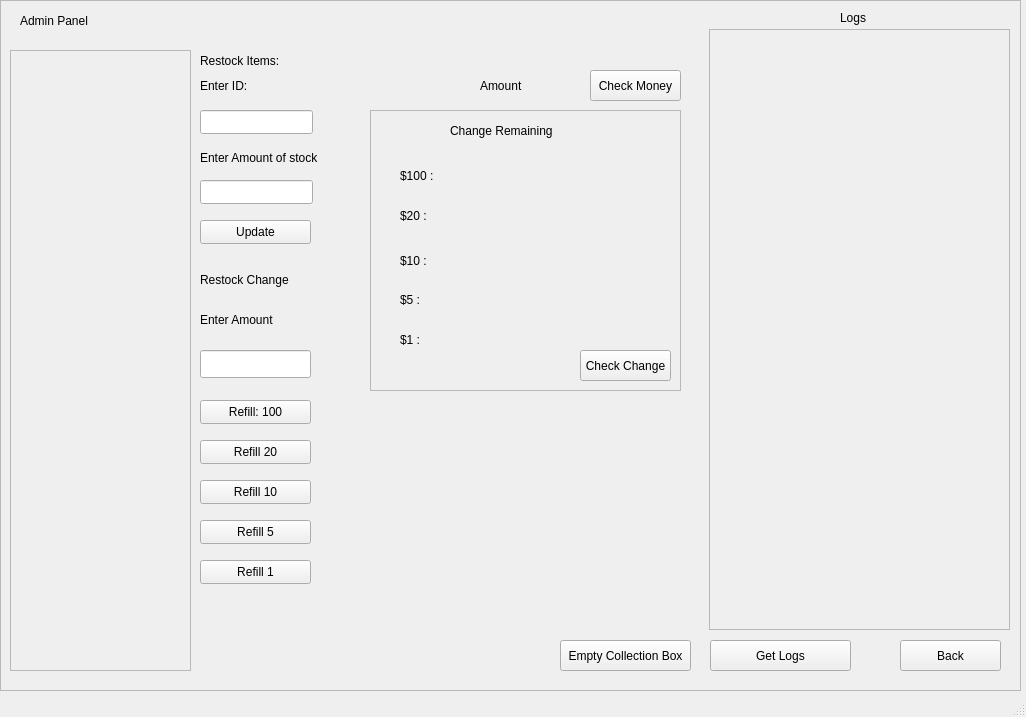
notn0xys/KMITL-YR1, file OOP/VendingMachine/adminpanel.ui: the form before one commit.
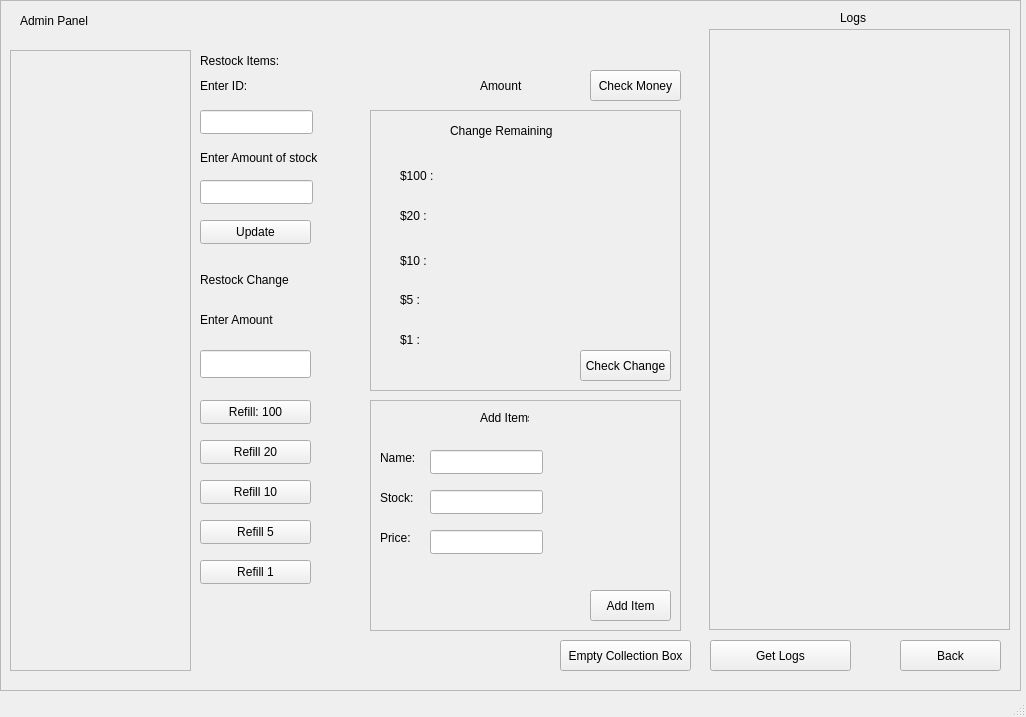
The form after the commit.

Patch:
```diff
--- a/OOP/VendingMachine/adminpanel.ui
+++ b/OOP/VendingMachine/adminpanel.ui
@@ -511,6 +511,117 @@
       <string>Get Logs</string>
      </property>
     </widget>
+    <widget class="QFrame" name="frame_3">
+     <property name="geometry">
+      <rect>
+       <x>370</x>
+       <y>400</y>
+       <width>311</width>
+       <height>231</height>
+      </rect>
+     </property>
+     <property name="frameShape">
+      <enum>QFrame::Shape::StyledPanel</enum>
+     </property>
+     <property name="frameShadow">
+      <enum>QFrame::Shadow::Raised</enum>
+     </property>
+     <widget class="QLabel" name="label_11">
+      <property name="geometry">
+       <rect>
+        <x>110</x>
+        <y>10</y>
+        <width>49</width>
+        <height>16</height>
+       </rect>
+      </property>
+      <property name="text">
+       <string>Add Items</string>
+      </property>
+     </widget>
+     <widget class="QLineEdit" name="ItemNameEntry">
+      <property name="geometry">
+       <rect>
+        <x>60</x>
+        <y>50</y>
+        <width>113</width>
+        <height>24</height>
+       </rect>
+      </property>
+     </widget>
+     <widget class="QLineEdit" name="ItemStockEntry">
+      <property name="geometry">
+       <rect>
+        <x>60</x>
+        <y>90</y>
+        <width>113</width>
+        <height>24</height>
+       </rect>
+      </property>
+     </widget>
+     <widget class="QLineEdit" name="ItemPriceEntry">
+      <property name="geometry">
+       <rect>
+        <x>60</x>
+        <y>130</y>
+        <width>113</width>
+        <height>24</height>
+       </rect>
+      </property>
+     </widget>
+     <widget class="QPushButton" name="AddItemButton">
+      <property name="geometry">
+       <rect>
+        <x>220</x>
+        <y>190</y>
+        <width>81</width>
+        <height>31</height>
+       </rect>
+      </property>
+      <property name="text">
+       <string>Add Item</string>
+      </property>
+     </widget>
+     <widget class="QLabel" name="label_12">
+      <property name="geometry">
+       <rect>
+        <x>10</x>
+        <y>50</y>
+        <width>49</width>
+        <height>16</height>
+       </rect>
+      </property>
+      <property name="text">
+       <string>Name:</string>
+      </property>
+     </widget>
+     <widget class="QLabel" name="label_13">
+      <property name="geometry">
+       <rect>
+        <x>10</x>
+        <y>90</y>
+        <width>49</width>
+        <height>16</height>
+       </rect>
+      </property>
+      <property name="text">
+       <string>Stock: </string>
+      </property>
+     </widget>
+     <widget class="QLabel" name="label_14">
+      <property name="geometry">
+       <rect>
+        <x>10</x>
+        <y>130</y>
+        <width>49</width>
+        <height>16</height>
+       </rect>
+      </property>
+      <property name="text">
+       <string>Price: </string>
+      </property>
+     </widget>
+    </widget>
    </widget>
   </widget>
   <widget class="QStatusBar" name="statusbar"/>
```
